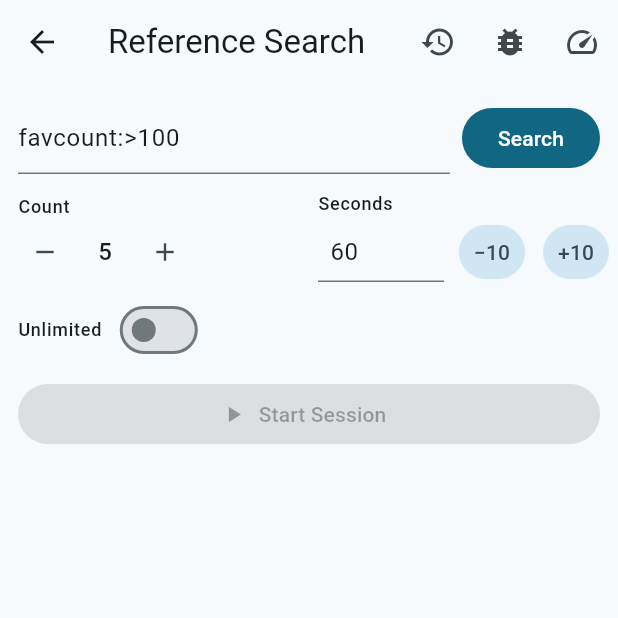
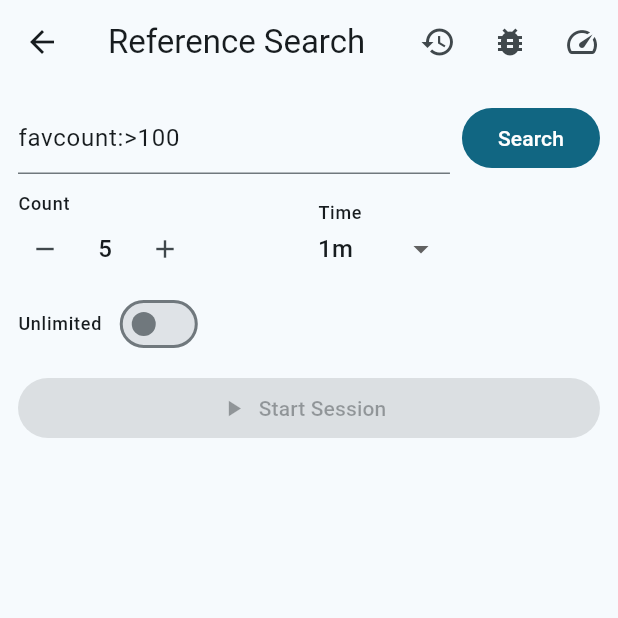
Before and after one commit to LEChaney/PoseTrainer, a Flutter app: the SearchScreen screen opened directly, on a phone screen of 412 x 824 dp, the top half of it. Run offline on Flutter 3.47's test engine with Material 3 defaults, Android fonts, the phone set to English and light mode, and no system bars; our stand-ins replace google_sign_in, hive_ce, hive_ce_flutter, share_plus, web; missing offline and left inert: dart:js_interop, dart:ui_web, extension_google_sign_in_as_googleapis_auth, google_sign_in_web, googleapis; accounts and stored records are empty; network calls fail.

Commit message:
Easier session timing entry

```diff
--- a/lib/screens/search_screen.dart
+++ b/lib/screens/search_screen.dart
@@ -30,9 +30,12 @@ class _SearchScreenState extends State<SearchScreen>
     with SingleTickerProviderStateMixin {
   final _controller = TextEditingController(text: 'favcount:>100');
   int _count = 5;
-  int _seconds = 60;
+  int _minutes = 1;
+  int _seconds = 0;
   bool _unlimited = false;
-  final _secondsController = TextEditingController(text: '60');
+  bool _customTime = false; // true when user selects "Custom" from dropdown
+  final _minutesController = TextEditingController(text: '1');
+  final _secondsController = TextEditingController(text: '0');
   final Set<String> _selectedIds = <String>{};
   bool _manualOverlay = false;
   final ScrollController _scrollController = ScrollController();
@@ -46,6 +49,18 @@ class _SearchScreenState extends State<SearchScreen>
   bool _disableImages = false; // when true, do not build Image.network
   bool _debugCorsSafeImages = false; // when true, use CORS-safe debug images
   // HUD ticker moved into the HUD widget to avoid rebuilding the whole screen.
+
+  /// Common time presets as (minutes, seconds) pairs. -1 means "Custom".
+  static const List<(int, int, String)> _timePresets = [
+    (0, 30, '30s'),
+    (1, 0, '1m'),
+    (2, 0, '2m'),
+    (5, 0, '5m'),
+    (10, 0, '10m'),
+    (15, 0, '15m'),
+    (30, 0, '30m'),
+    (-1, -1, 'Custom'),
+  ];
 
   @override
   void initState() {
@@ -77,6 +92,7 @@ class _SearchScreenState extends State<SearchScreen>
 
   @override
   void dispose() {
+    _minutesController.dispose();
     _secondsController.dispose();
     _overlayController.dispose();
     _scrollController.removeListener(_onScroll);
@@ -216,6 +232,7 @@ class _SearchScreenState extends State<SearchScreen>
                 key: _collapsedKey,
                 child: _CollapsedControlsBar(
                   count: _count,
+                  minutes: _minutes,
                   seconds: _seconds,
                   unlimited: _unlimited,
                   onStart: search.results.isEmpty
@@ -358,11 +375,14 @@ class _SearchScreenState extends State<SearchScreen>
       MaterialPageRoute(
         builder: (_) => SessionRunnerScreen(
           items: items,
-          secondsPerImage: _unlimited ? null : _seconds,
+          secondsPerImage: _unlimited ? null : _totalSeconds,
         ),
       ),
     );
   }
+
+  /// Helper to get total seconds from minutes + seconds
+  int get _totalSeconds => _minutes * 60 + _seconds;
 
   /// Builds the fully expanded header (search + controls) used by the overlay.
   Widget _buildExpandedHeader(ReferenceSearchService search) {
@@ -395,7 +415,7 @@ class _SearchScreenState extends State<SearchScreen>
                       children: [
                         Expanded(child: _buildCountCluster()),
                         const SizedBox(width: 12),
-                        Expanded(child: _buildSecondsCluster()),
+                        Expanded(child: _buildTimeCluster()),
                       ],
                     ),
                     const SizedBox(height: 8),
@@ -420,10 +440,35 @@ class _SearchScreenState extends State<SearchScreen>
                   icon: const Icon(Icons.add),
                 ),
                 const SizedBox(width: 16),
-                const Text('Seconds'),
+                const Text('Time'),
                 const SizedBox(width: 6),
+                _buildTimeDropdown(),
+                if (_customTime) ...[
+                  const SizedBox(width: 8),
                   SizedBox(
-                  width: 84,
+                    width: 48,
+                    child: TextField(
+                      enabled: !_unlimited,
+                      controller: _minutesController,
+                      keyboardType: TextInputType.number,
+                      inputFormatters: [FilteringTextInputFormatter.digitsOnly],
+                      decoration: const InputDecoration(
+                        isDense: true,
+                        contentPadding: EdgeInsets.symmetric(
+                          horizontal: 8,
+                          vertical: 8,
+                        ),
+                      ),
+                      onChanged: (v) {
+                        final parsed = int.tryParse(v) ?? _minutes;
+                        setState(() => _minutes = parsed.clamp(0, 60));
+                      },
+                    ),
+                  ),
+                  const Text('m'),
+                  const SizedBox(width: 4),
+                  SizedBox(
+                    width: 48,
                     child: TextField(
                       enabled: !_unlimited,
                       controller: _secondsController,
@@ -435,35 +480,15 @@ class _SearchScreenState extends State<SearchScreen>
                           horizontal: 8,
                           vertical: 8,
                         ),
-                      hintText: 'e.g. 60',
                       ),
                       onChanged: (v) {
                         final parsed = int.tryParse(v) ?? _seconds;
-                      setState(() => _seconds = parsed.clamp(1, 3600));
+                        setState(() => _seconds = parsed.clamp(0, 59));
                       },
                     ),
                   ),
-                const SizedBox(width: 8),
-                IconButton(
-                  tooltip: '−10s',
-                  onPressed: _unlimited
-                      ? null
-                      : () => setState(() {
-                          _seconds = (_seconds - 10).clamp(1, 3600);
-                          _secondsController.text = '$_seconds';
-                        }),
-                  icon: const Icon(Icons.remove),
-                ),
-                IconButton(
-                  tooltip: '+10s',
-                  onPressed: _unlimited
-                      ? null
-                      : () => setState(() {
-                          _seconds = (_seconds + 10).clamp(1, 3600);
-                          _secondsController.text = '$_seconds';
-                        }),
-                  icon: const Icon(Icons.add),
-                ),
+                  const Text('s'),
+                ],
                 const SizedBox(width: 12),
                 Row(
                   mainAxisSize: MainAxisSize.min,
@@ -527,61 +552,129 @@ class _SearchScreenState extends State<SearchScreen>
     );
   }
 
-  /// Builds the compact 'Seconds' cluster with field and +/-10s buttons.
-  Widget _buildSecondsCluster() {
+  /// Builds the compact 'Time' cluster with dropdown for presets + custom entry.
+  Widget _buildTimeCluster() {
     final theme = Theme.of(context);
+
     return Column(
       crossAxisAlignment: CrossAxisAlignment.start,
       children: [
-        Text('Seconds', style: theme.textTheme.labelMedium),
+        Text('Time', style: theme.textTheme.labelMedium),
         const SizedBox(height: 4),
+        // Dropdown for preset times
+        _buildTimeDropdown(),
+        // Show manual entry fields only when "Custom" is selected
+        if (_customTime) ...[
+          const SizedBox(height: 8),
           Row(
             mainAxisSize: MainAxisSize.min,
             children: [
+              // Minutes field
               SizedBox(
-              width: 84,
+                width: 48,
+                child: TextField(
+                  enabled: !_unlimited,
+                  controller: _minutesController,
+                  keyboardType: TextInputType.number,
+                  inputFormatters: [FilteringTextInputFormatter.digitsOnly],
+                  textAlign: TextAlign.center,
+                  decoration: const InputDecoration(
+                    isDense: true,
+                    contentPadding: EdgeInsets.symmetric(
+                      horizontal: 4,
+                      vertical: 8,
+                    ),
+                    hintText: '0',
+                  ),
+                  onChanged: (v) {
+                    final parsed = int.tryParse(v) ?? _minutes;
+                    setState(() => _minutes = parsed.clamp(0, 60));
+                  },
+                ),
+              ),
+              Padding(
+                padding: const EdgeInsets.symmetric(horizontal: 4),
+                child: Text('m', style: theme.textTheme.bodyMedium),
+              ),
+              // Seconds field
+              SizedBox(
+                width: 48,
                 child: TextField(
                   enabled: !_unlimited,
                   controller: _secondsController,
                   keyboardType: TextInputType.number,
                   inputFormatters: [FilteringTextInputFormatter.digitsOnly],
+                  textAlign: TextAlign.center,
                   decoration: const InputDecoration(
                     isDense: true,
                     contentPadding: EdgeInsets.symmetric(
-                    horizontal: 8,
+                      horizontal: 4,
                       vertical: 8,
                     ),
-                  hintText: 'e.g. 60',
+                    hintText: '0',
                   ),
                   onChanged: (v) {
                     final parsed = int.tryParse(v) ?? _seconds;
-                  setState(() => _seconds = parsed.clamp(1, 3600));
+                    setState(() => _seconds = parsed.clamp(0, 59));
                   },
                 ),
               ),
-            const SizedBox(width: 8),
-            _smallTonalButton(
-              label: '−10',
-              onPressed: _unlimited
-                  ? null
-                  : () => setState(() {
-                      _seconds = (_seconds - 10).clamp(1, 3600);
-                      _secondsController.text = '$_seconds';
-                    }),
-            ),
-            const SizedBox(width: 8),
-            _smallTonalButton(
-              label: '+10',
-              onPressed: _unlimited
-                  ? null
-                  : () => setState(() {
-                      _seconds = (_seconds + 10).clamp(1, 3600);
-                      _secondsController.text = '$_seconds';
-                    }),
+              Padding(
+                padding: const EdgeInsets.only(left: 4),
+                child: Text('s', style: theme.textTheme.bodyMedium),
               ),
             ],
           ),
         ],
+      ],
+    );
+  }
+
+  /// Builds a dropdown for time presets (used in wide layout).
+  Widget _buildTimeDropdown() {
+    // Find current selection in presets, or null if custom
+    String? currentPreset;
+    if (!_customTime) {
+      for (final preset in _timePresets) {
+        if (preset.$1 == _minutes && preset.$2 == _seconds) {
+          currentPreset = preset.$3;
+          break;
+        }
+      }
+      // If current values don't match any preset, treat as custom
+      if (currentPreset == null) {
+        _customTime = true;
+      }
+    }
+    if (_customTime) {
+      currentPreset = 'Custom';
+    }
+
+    return DropdownButton<String>(
+      value: currentPreset,
+      isDense: true,
+      underline: const SizedBox.shrink(),
+      items: _timePresets.map((preset) {
+        return DropdownMenuItem(value: preset.$3, child: Text(preset.$3));
+      }).toList(),
+      onChanged: _unlimited
+          ? null
+          : (value) {
+              if (value == null) return;
+              final preset = _timePresets.firstWhere((p) => p.$3 == value);
+              setState(() {
+                if (preset.$1 == -1) {
+                  // Custom selected
+                  _customTime = true;
+                } else {
+                  _customTime = false;
+                  _minutes = preset.$1;
+                  _seconds = preset.$2;
+                  _minutesController.text = '$_minutes';
+                  _secondsController.text = '$_seconds';
+                }
+              });
+            },
     );
   }
 
@@ -611,23 +704,6 @@ class _SearchScreenState extends State<SearchScreen>
         padding: EdgeInsets.zero,
         iconSize: 20,
         icon: Icon(icon),
-      ),
-    );
-  }
-
-  /// Compact utility: small tonal text button.
-  Widget _smallTonalButton({required String label, VoidCallback? onPressed}) {
-    return SizedBox(
-      height: 36,
-      child: FilledButton.tonal(
-        onPressed: onPressed,
-        style: ButtonStyle(
-          padding: WidgetStateProperty.all(
-            const EdgeInsets.symmetric(horizontal: 10, vertical: 8),
-          ),
-          minimumSize: WidgetStateProperty.all(const Size(0, 36)),
-        ),
-        child: Text(label),
       ),
     );
   }
@@ -1056,12 +1132,14 @@ class _SearchProfilerHudState extends State<_SearchProfilerHud> {
 /// Compact, collapsed controls shown when the user scrolls down.
 class _CollapsedControlsBar extends StatelessWidget {
   final int count;
+  final int minutes;
   final int seconds;
   final bool unlimited;
   final VoidCallback? onStart;
   final VoidCallback onExpand;
   const _CollapsedControlsBar({
     required this.count,
+    required this.minutes,
     required this.seconds,
     required this.unlimited,
     required this.onExpand,
@@ -1088,7 +1166,7 @@ class _CollapsedControlsBar extends StatelessWidget {
           Text('Count: $count', style: theme.textTheme.bodyMedium),
           const SizedBox(width: 12),
           Text(
-            unlimited ? 'Unlimited' : 'Seconds: $seconds',
+            unlimited ? 'Unlimited' : '${minutes}m ${seconds}s',
             style: theme.textTheme.bodyMedium,
           ),
           const Spacer(),
```
Also changed, not shown: lib/screens/folder_select_screen.dart (+122 -43 lines). Lines whose indentation alone changed are shown as unchanged.
